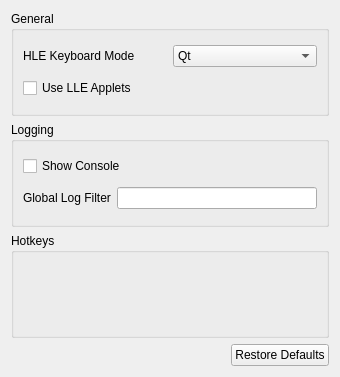
First picture: the form in src/citra/configuration/configure_general.ui, repository GreenAmaranthine/citra, before the edit.
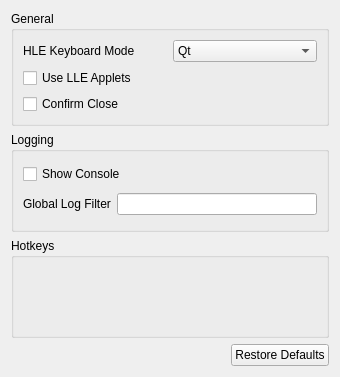
Second picture: the form after the edit. Custom widgets are drawn as their Qt base class.

Diff of the .ui file:
```diff
--- a/src/citra/configuration/configure_general.ui
+++ b/src/citra/configuration/configure_general.ui
@@ -59,6 +59,13 @@
             </property>
            </widget>
           </item>
+          <item>
+           <widget class="QCheckBox" name="confirm_close">
+            <property name="text">
+             <string>Confirm Close</string>
+            </property>
+           </widget>
+          </item>
          </layout>
         </item>
        </layout>
```
